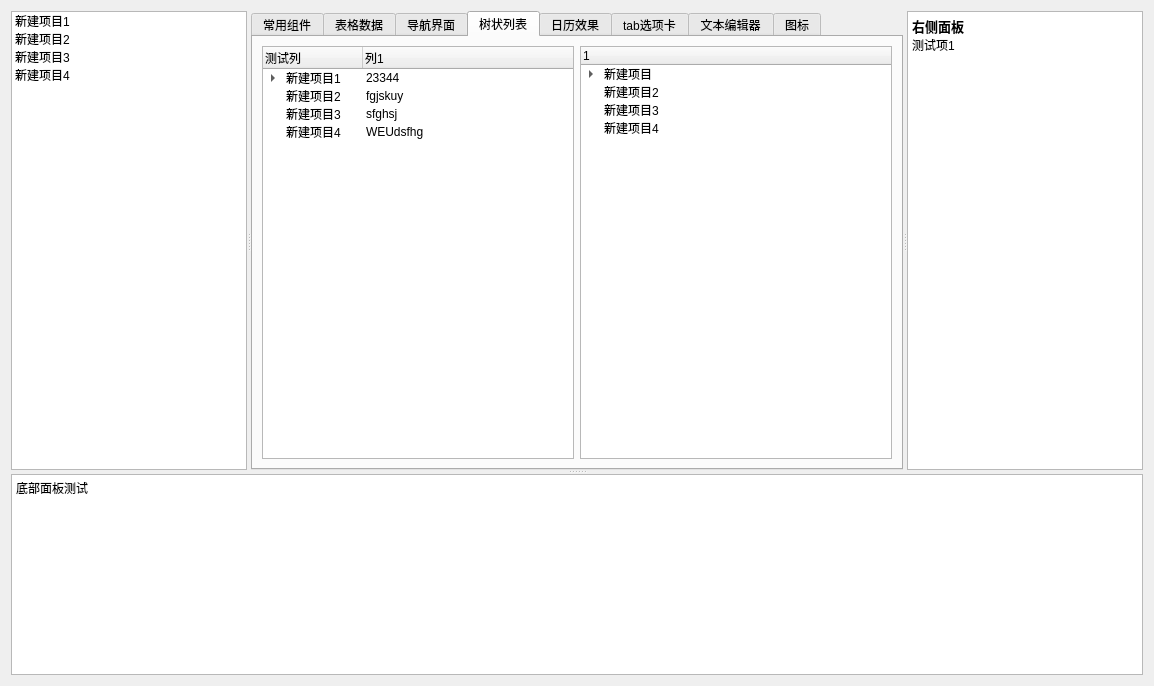
zhongyang219/RibbonUiFrame, file TestModule/mainwidget.ui: the form before one commit.
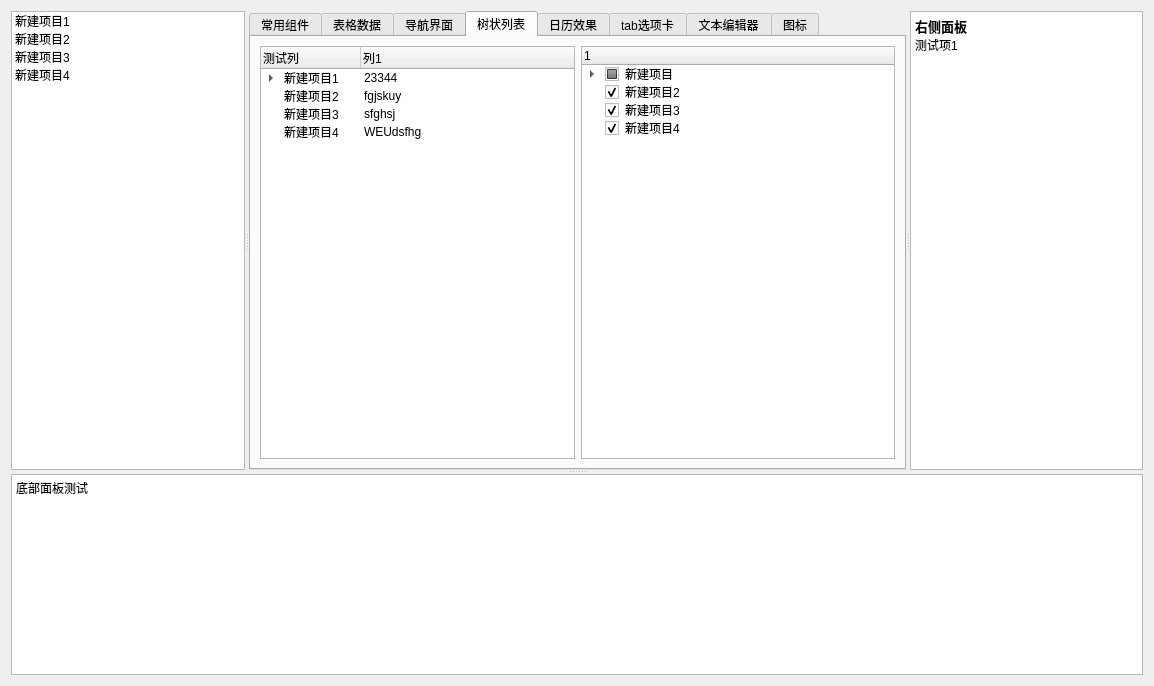
The form after the commit. The open tabs and pages were chosen to show the change. Icons and pictures are not drawn.

Diff of the .ui file:
```diff
--- a/TestModule/mainwidget.ui
+++ b/TestModule/mainwidget.ui
@@ -164,7 +164,10 @@
               <item row="1" column="4">
                <widget class="QCheckBox" name="ck3">
                 <property name="text">
-                 <string>复选框3</string>
+                 <string>三态复选框</string>
+                </property>
+                <property name="tristate">
+                 <bool>true</bool>
                 </property>
                </widget>
               </item>
@@ -882,7 +885,7 @@
           </widget>
          </item>
          <item>
-          <widget class="QTreeWidget" name="treeWidget">
+          <widget class="QTreeWidget" name="treeWidget_1">
            <column>
             <property name="text">
              <string>1</string>
@@ -892,6 +895,9 @@
             <property name="text">
              <string>新建项目</string>
             </property>
+            <property name="checkState">
+             <enum>PartiallyChecked</enum>
+            </property>
             <property name="icon">
              <iconset resource="resource.qrc">
               <normaloff>:/res/Template.png</normaloff>:/res/Template.png</iconset>
@@ -900,6 +906,9 @@
              <property name="text">
               <string>新建子项目1</string>
              </property>
+             <property name="checkState">
+              <enum>Checked</enum>
+             </property>
              <property name="icon">
               <iconset resource="resource.qrc">
                <normaloff>:/res/Template.png</normaloff>:/res/Template.png</iconset>
@@ -909,6 +918,9 @@
              <property name="text">
               <string>新建子项目2</string>
              </property>
+             <property name="checkState">
+              <enum>Unchecked</enum>
+             </property>
              <property name="icon">
               <iconset resource="resource.qrc">
                <normaloff>:/res/Template.png</normaloff>:/res/Template.png</iconset>
@@ -919,6 +931,9 @@
             <property name="text">
              <string>新建项目2</string>
             </property>
+            <property name="checkState">
+             <enum>Checked</enum>
+            </property>
             <property name="icon">
              <iconset resource="resource.qrc">
               <normaloff>:/res/Template.png</normaloff>:/res/Template.png</iconset>
@@ -928,6 +943,9 @@
             <property name="text">
              <string>新建项目3</string>
             </property>
+            <property name="checkState">
+             <enum>Checked</enum>
+            </property>
             <property name="icon">
              <iconset resource="resource.qrc">
               <normaloff>:/res/Template.png</normaloff>:/res/Template.png</iconset>
@@ -937,6 +955,9 @@
             <property name="text">
              <string>新建项目4</string>
             </property>
+            <property name="checkState">
+             <enum>Checked</enum>
+            </property>
             <property name="icon">
              <iconset resource="resource.qrc">
               <normaloff>:/res/Template.png</normaloff>:/res/Template.png</iconset>
```
